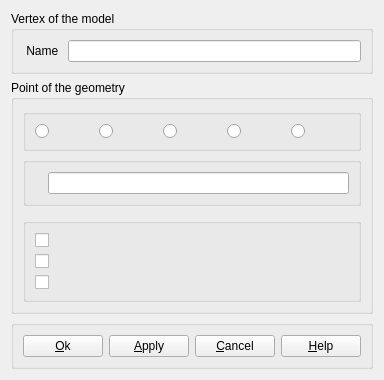
This is src/HEXABLOCKGUI/MyDlgRef/DlgRef_Skeleton_QTD.ui in SalomePlatform/hexablock as Qt 5 draws it before an edit. The edited form follows.
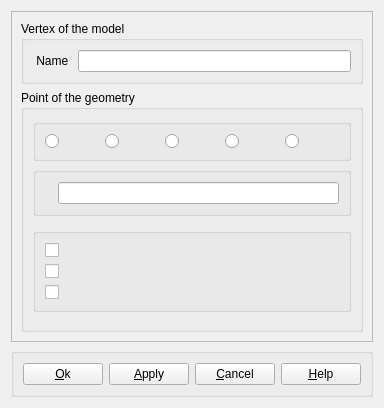
This is the edited form.

```diff
--- a/src/HEXABLOCKGUI/MyDlgRef/DlgRef_Skeleton_QTD.ui
+++ b/src/HEXABLOCKGUI/MyDlgRef/DlgRef_Skeleton_QTD.ui
@@ -7,14 +7,38 @@
     <x>0</x>
     <y>0</y>
     <width>364</width>
-    <height>362</height>
+    <height>408</height>
    </rect>
   </property>
+  <property name="sizePolicy">
+   <sizepolicy hsizetype="Preferred" vsizetype="Minimum">
+    <horstretch>0</horstretch>
+    <verstretch>0</verstretch>
+   </sizepolicy>
+  </property>
   <property name="windowTitle">
    <string/>
   </property>
   <layout class="QVBoxLayout" name="verticalLayout_2">
    <item>
+    <widget class="QScrollArea" name="scrollArea">
+     <property name="horizontalScrollBarPolicy">
+      <enum>Qt::ScrollBarAlwaysOff</enum>
+     </property>
+     <property name="widgetResizable">
+      <bool>true</bool>
+     </property>
+     <widget class="QWidget" name="scrollAreaWidgetContents">
+      <property name="geometry">
+       <rect>
+        <x>0</x>
+        <y>0</y>
+        <width>342</width>
+        <height>333</height>
+       </rect>
+      </property>
+      <layout class="QVBoxLayout" name="verticalLayout_3">
+       <item>
     <widget class="QGroupBox" name="groupBox_2">
      <property name="title">
       <string>Vertex of the model</string>
@@ -170,7 +194,24 @@
         </layout>
        </widget>
       </item>
-     </layout>
+          <item>
+           <spacer name="verticalSpacer_2">
+            <property name="orientation">
+             <enum>Qt::Vertical</enum>
+            </property>
+            <property name="sizeHint" stdset="0">
+             <size>
+              <width>20</width>
+              <height>10</height>
+             </size>
+            </property>
+           </spacer>
+          </item>
+         </layout>
+        </widget>
+       </item>
+      </layout>
+     </widget>
     </widget>
    </item>
    <item>
```
Lines whose indentation alone changed are shown as unchanged.
